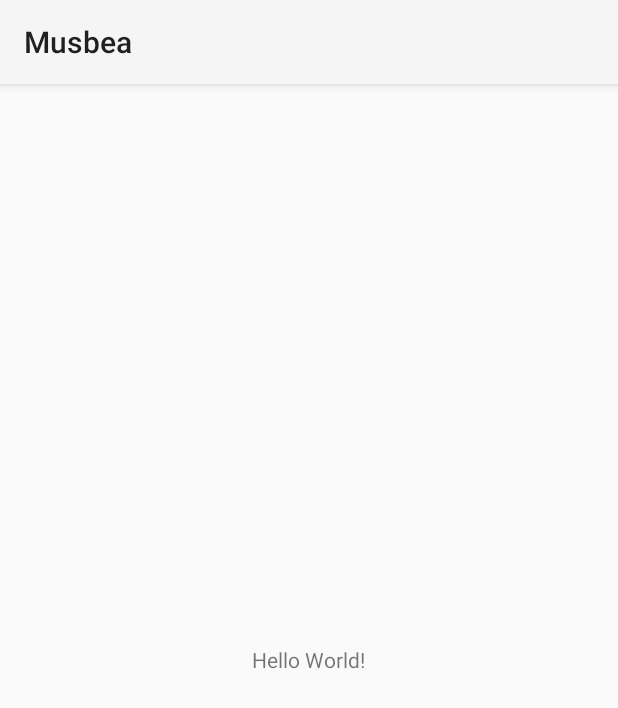
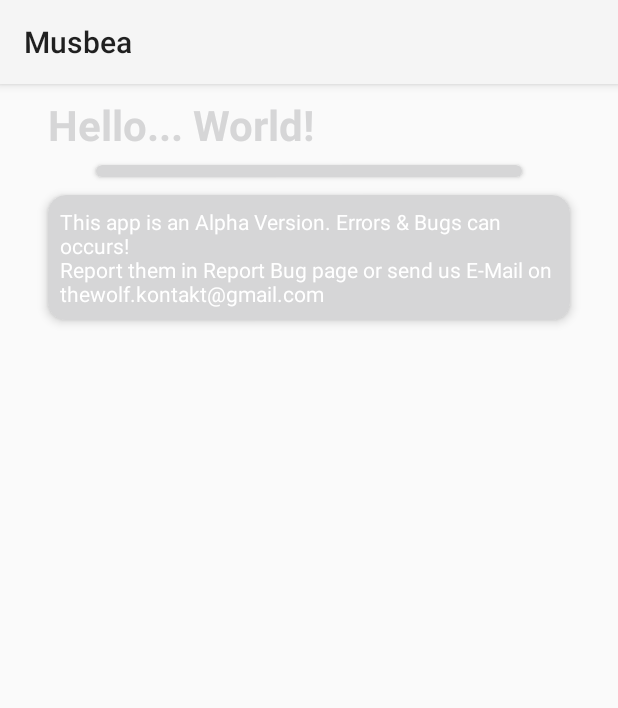
Before and after one commit to thewolfprod/Musbea, an Android app: the screen it shows after launch (MainActivity), on a phone screen of 412 x 824 dp. Shown: the top 708 px of the screen. Run offline under Robolectric (Android 15) with nearby library versions, the phone set to English and light mode, and no system bars; plain views replace ToolbarLayout.

Commit message:
Changed activity_main.xml file, added some animations to views on activity_main.xml

```diff
--- a/app/src/main/java/tw/musbea/MainActivity.java
+++ b/app/src/main/java/tw/musbea/MainActivity.java
@@ -1,8 +1,13 @@
 package tw.musbea;
 
 import androidx.appcompat.app.AppCompatActivity;
+import androidx.cardview.widget.CardView;
 
+import android.animation.TimeInterpolator;
 import android.os.Bundle;
+import android.view.animation.AccelerateDecelerateInterpolator;
+
+import com.google.android.material.textview.MaterialTextView;
 
 /*
  * APP MADED BY THEWOLF
@@ -14,9 +19,41 @@ import android.os.Bundle;
 
 public class MainActivity extends AppCompatActivity {
 
+    /* VIEWS */
+    private MaterialTextView title_txt;
+    private CardView separator_crdv, alpha_notice;
+
+    /* INTERPOLATOR FOR ANIMATIONS */
+    private TimeInterpolator interpolator = new AccelerateDecelerateInterpolator();
+
+    /* VARS */
+    private int ANIMATION_DURATION = 1000;
+
     @Override
     protected void onCreate(Bundle savedInstanceState) {
         super.onCreate(savedInstanceState);
         setContentView(R.layout.activity_main);
+
+        initialize();
+        setup();
+    }
+
+    void initialize() {
+        title_txt = findViewById(R.id.title_txt);
+        separator_crdv = findViewById(R.id.separator_crdv);
+        alpha_notice = findViewById(R.id.alpha_notice);
+    }
+
+    void setup() {
+        title_txt.setAlpha(0f);
+        title_txt.setTranslationX(-180);
+        title_txt.animate().alpha(1).translationX(0f).setInterpolator(interpolator).setDuration(ANIMATION_DURATION).start();
+
+        separator_crdv.setAlpha(0f);
+        separator_crdv.animate().alpha(1f).setInterpolator(interpolator).setStartDelay(250).setDuration(ANIMATION_DURATION).start();
+
+        alpha_notice.setAlpha(0f);
+        alpha_notice.setTranslationX(360);
+        alpha_notice.animate().alpha(1).translationX(0f).setInterpolator(interpolator).setDuration(ANIMATION_DURATION).start();
     }
 }
--- a/app/src/main/res/layout/activity_main.xml
+++ b/app/src/main/res/layout/activity_main.xml
@@ -12,13 +12,52 @@
     <LinearLayout
         android:layout_width="match_parent"
         android:layout_height="match_parent"
-        android:gravity="center"
-        android:orientation="vertical"
-        android:padding="8dp">
+        android:orientation="vertical">
 
-        <com.google.android.material.textview.MaterialTextView
-            android:layout_width="wrap_content"
+        <LinearLayout
+            android:layout_width="match_parent"
             android:layout_height="wrap_content"
-            android:text="Hello World!" />
+            android:gravity="left|center"
+            android:orientation="vertical">
+
+            <com.google.android.material.textview.MaterialTextView
+                android:id="@+id/title_txt"
+                android:layout_width="wrap_content"
+                android:layout_height="wrap_content"
+                android:layout_marginVertical="8dp"
+                android:layout_marginHorizontal="32dp"
+                android:text="Hello... World!"
+                android:textColor="@color/sesl4_primary_text"
+                android:textSize="28dp"
+                android:textStyle="bold" />
+        </LinearLayout>
+
+        <androidx.cardview.widget.CardView
+            android:id="@+id/separator_crdv"
+            android:layout_width="match_parent"
+            android:layout_height="8dp"
+            android:layout_marginHorizontal="64dp"
+            android:layout_marginBottom="12dp"
+            app:cardBackgroundColor="@color/sesl4_primary_text"
+            app:cardCornerRadius="90dp" />
+
+        <androidx.cardview.widget.CardView
+            android:id="@+id/alpha_notice"
+            android:layout_width="match_parent"
+            android:layout_height="wrap_content"
+            android:layout_marginHorizontal="32dp"
+            android:layout_marginBottom="8dp"
+            android:padding="8dp"
+            app:cardBackgroundColor="@color/primary_color"
+            app:cardCornerRadius="12dp"
+            app:cardElevation="4.0dip">
+
+            <com.google.android.material.textview.MaterialTextView
+                android:layout_width="match_parent"
+                android:layout_height="match_parent"
+                android:padding="8dp"
+                android:text="This app is an Alpha Version. Errors &amp; Bugs can occurs!\nReport them in Report Bug page or send us E-Mail on thewolf.kontakt@gmail.com"
+                android:textColor="#FFF" />
+        </androidx.cardview.widget.CardView>
     </LinearLayout>
 </de.dlyt.yanndroid.oneui.layout.ToolbarLayout>
```
